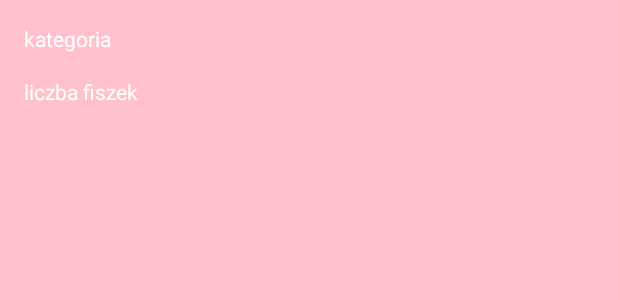
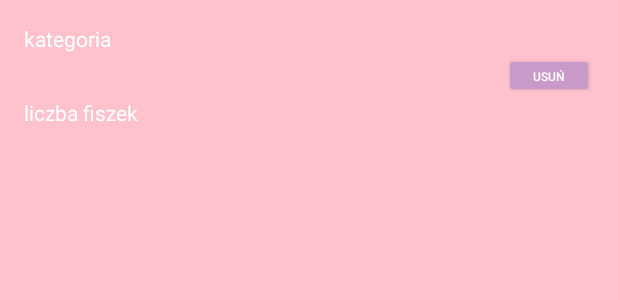
Before and after one commit to Busiu/Flashcards, an Android app: the layout list_view_category.xml on its own in the app's theme, with its tools: preview values and no code run, on a phone screen of 412 x 824 dp. Shown: the top 300 px of the screen. Run offline under Robolectric (Android 15) with nearby library versions, the phone set to English and light mode, and no system bars; Roboto replaces fonts that are not available here.

Commit message:
Add possibility to delete category.

```diff
--- a/app/src/main/java/com/example/flashcards/adapters/FlashcardAdapter.java
+++ b/app/src/main/java/com/example/flashcards/adapters/FlashcardAdapter.java
@@ -22,7 +22,11 @@ public class FlashcardAdapter extends ArrayAdapter<Flashcard> {
     private FlashcardListActivity activity;
     private ArrayList<Flashcard> flashcards;
 
-    public FlashcardAdapter(Context context, int layoutResourceId, ArrayList<Flashcard> flashcards, FlashcardListActivity activity) {
+    public FlashcardAdapter(
+            Context context,
+            int layoutResourceId,
+            ArrayList<Flashcard> flashcards,
+            FlashcardListActivity activity) {
         super(context, layoutResourceId, flashcards);
         this.activity = activity;
         this.flashcards = flashcards;
--- a/app/src/main/res/layout/list_view_category.xml
+++ b/app/src/main/res/layout/list_view_category.xml
@@ -10,12 +10,21 @@
         android:layout_height="wrap_content"
         android:text="kategoria" />
 
+    <Button
+        android:id="@+id/button_delete"
+        android:layout_width="60dp"
+        android:layout_height="30dp"
+        android:layout_below="@id/text_view_category_name"
+        android:layout_alignParentEnd="true"
+        android:layout_alignParentRight="true"
+        android:text="usuń"
+        android:textSize="8dp" />
+
     <TextView
         android:id="@+id/text_view_no_flashcards"
         android:layout_width="match_parent"
         android:layout_height="wrap_content"
-        android:layout_below="@id/text_view_category_name"
-        android:layout_marginTop="16dp"
+        android:layout_below="@id/button_delete"
         android:text="liczba fiszek" />
 
 </RelativeLayout>
--- a/app/src/main/res/values/styles.xml
+++ b/app/src/main/res/values/styles.xml
@@ -24,6 +24,7 @@
         <item name="android:windowBackground">@color/colorPrincessLightPink</item>
         <item name="colorBackgroundFloating">@color/colorPrincessLightPink</item>
         <item name="android:textColor">@color/colorWhite</item>
+        <item name="android:editTextColor">@color/colorWhite</item>
         <item name="android:textColorHint">@color/colorWhite</item>
     </style>
 
```
Also changed, not shown: app/src/main/java/com/example/flashcards/activities/CategoryListActivity.java (+24 -2 lines), app/src/main/java/com/example/flashcards/activities/FlashcardListActivity.java (+9 -2 lines), app/src/main/java/com/example/flashcards/adapters/CategoryAdapter.java (+19 -2 lines), app/src/main/java/com/example/flashcards/database/Data.java (+22 -0 lines), app/src/main/java/com/example/flashcards/dialogs/SimpleDeleteDialog.java (+14 -2 lines).
